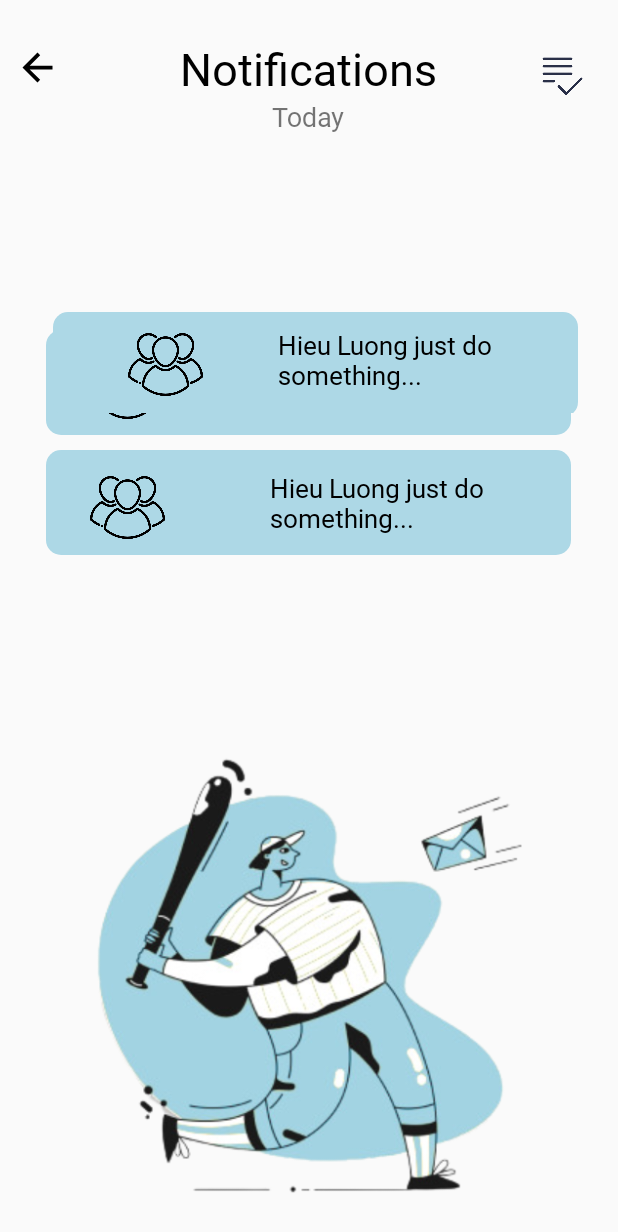
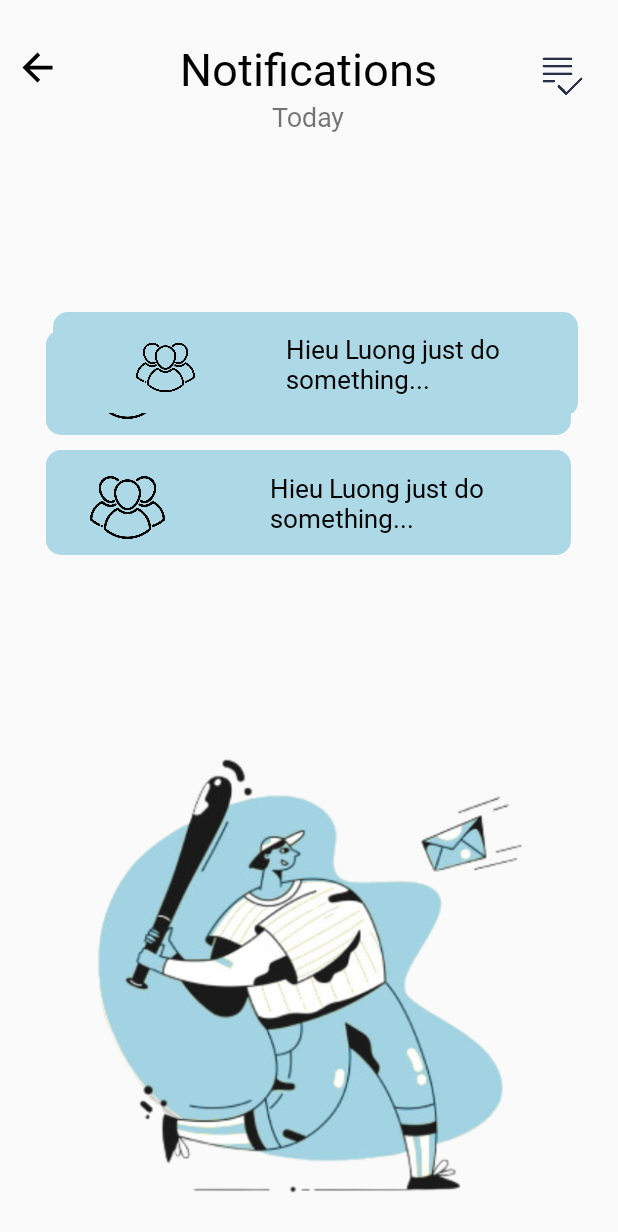
Before and after one commit to tuanha1508/Depresol_Application, an Android app: the MainActivity_Nofications screen opened directly, with no data from a screen before it, on a phone screen of 412 x 824 dp. Shown: the top 1232 px of the screen. Run offline under Robolectric (Android 15) with nearby library versions, the phone set to English and light mode, and no system bars.

Commit message:
Revert "Update"

```diff
--- a/app/src/main/res/layout/item_nofications.xml
+++ b/app/src/main/res/layout/item_nofications.xml
@@ -6,7 +6,7 @@
     android:orientation="horizontal">
 
 
-    <RelativeLayout
+    <LinearLayout
         android:layout_width="350dp"
         android:layout_height="70dp"
         android:layout_gravity="center"
@@ -20,6 +20,7 @@
             android:layout_width="wrap_content"
             android:layout_height="wrap_content"
             android:layout_marginLeft="150dp"
+            android:padding="5dp"
             android:fontFamily="@font/firasans_medium"
             android:text="Hieu Luong just do something..."
             android:textColor="@color/black"
@@ -28,8 +29,10 @@
         <ImageView
             android:layout_width="50dp"
             android:layout_height="50dp"
+            android:layout_marginTop="-50dp"
+            android:padding="5dp"
             android:layout_marginLeft="50dp"
             android:src="@drawable/group" />
 
-    </RelativeLayout>
+    </LinearLayout>
 </LinearLayout>
```
